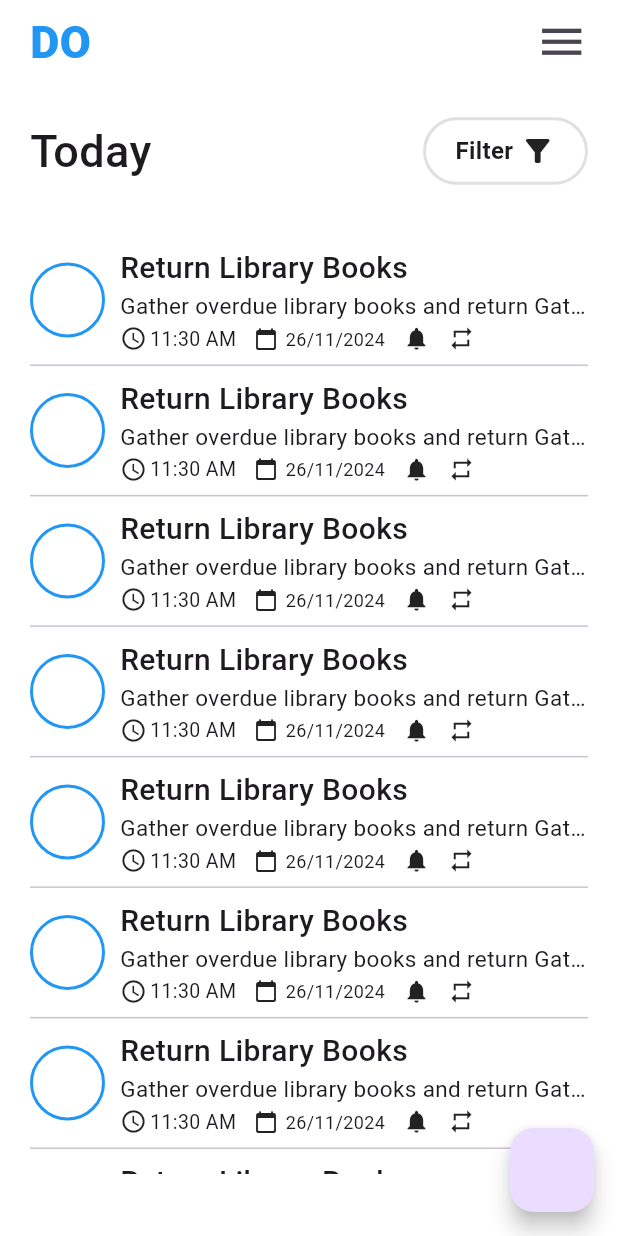
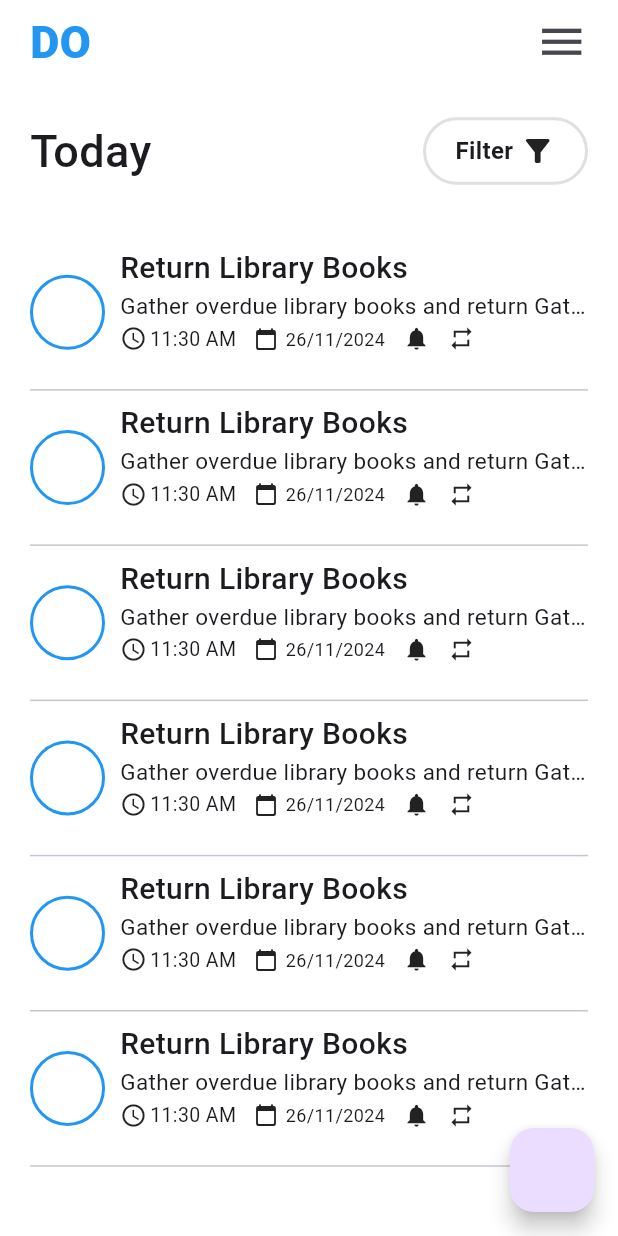
Before and after one commit to Ratndeep1999/to_do_app, a Flutter app: the screen it shows after launch, on a phone screen of 412 x 824 dp. Run offline on Flutter 3.47's test engine with Material 3 defaults, Android fonts, the phone set to English and light mode, and no system bars.

Commit message:
to_do_list_page.dart : AppBar add, in Row filter section add, ListView section add, inside listview circle add, title add inside listview, description add inside listview, time add to listview, date add to listview, notification add to listview, refresh add to listview, floatingActionButton() add,

```diff
--- a/lib/to_do_list_page.dart
+++ b/lib/to_do_list_page.dart
@@ -142,6 +142,7 @@ class _ToDoListPageState extends State<ToDoListPage> {
                                 Icon(Icons.repeat, size: 18),
                               ],
                             ),
+                            SizedBox(height: MediaQuery.of(context).size.height * 0.02,)
                           ],
                         ),
                       ),
```
